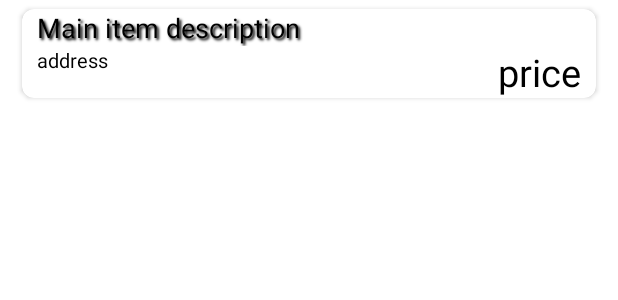
After one commit to OmerGeva/SubGet-client, an Android app: the layout card_layout.xml on its own in the app's theme, with its tools: preview values and no code run, on a phone screen of 412 x 824 dp. The commit adds this screen. Shown: the top 300 px of the screen. Run offline under Robolectric (Android 15) with nearby library versions, the phone set to English and light mode, and no system bars.

Commit message:
added cardView, recycler, modified bottomBar

```diff
--- a/app/build.gradle
+++ b/app/build.gradle
@@ -68,4 +68,8 @@ dependencies {
     // Test
     implementation 'androidx.legacy:legacy-support-v4:1.0.0'
 
+    // Glide
+    implementation 'com.github.bumptech.glide:glide:4.12.0'
+    annotationProcessor 'com.github.bumptech.glide:compiler:4.12.0'
+
 }
--- a/app/src/main/java/com/example/subget/home/HomeFragment.kt
+++ b/app/src/main/java/com/example/subget/home/HomeFragment.kt
@@ -5,6 +5,7 @@ import androidx.fragment.app.Fragment
 import android.view.LayoutInflater
 import android.view.View
 import android.view.ViewGroup
+import com.bumptech.glide.Glide
 import com.example.subget.R
 import com.example.subget.databinding.FragmentDetailsBinding
 import com.example.subget.databinding.FragmentHomeBinding
--- /dev/null
+++ b/app/src/main/res/drawable/rounded_corners.xml
@@ -0,0 +1,6 @@
+<?xml version="1.0" encoding="utf-8"?>
+<shape xmlns:android="http://schemas.android.com/apk/res/android">
+    <corners  android:radius="70dp"/>
+    <solid android:color="@color/white"></solid>
+    <stroke android:color="@color/black"/>
+</shape>
--- /dev/null
+++ b/app/src/main/res/layout/card_layout.xml
@@ -0,0 +1,84 @@
+<?xml version="1.0" encoding="utf-8"?>
+<androidx.cardview.widget.CardView
+    xmlns:android="http://schemas.android.com/apk/res/android"
+    android:layout_width="match_parent"
+    android:layout_height="wrap_content"
+    xmlns:app="http://schemas.android.com/apk/res-auto"
+    app:cardBackgroundColor="@color/white"
+    app:cardUseCompatPadding="true"
+    android:layout_marginHorizontal="10dp"
+    app:contentPadding="0dp"
+    app:cardCornerRadius="8dp">
+
+    <LinearLayout
+        android:layout_width="match_parent"
+        android:layout_height="match_parent"
+        android:background="@drawable/rounded_corners">
+
+
+
+        <LinearLayout
+            android:layout_width="match_parent"
+            android:layout_height="wrap_content"
+            android:layout_gravity="center"
+            android:orientation="vertical">
+            <ImageView
+                android:id="@+id/card_image"
+                android:layout_width="match_parent"
+                android:layout_height="wrap_content"/>
+
+            <TextView
+                android:layout_width="match_parent"
+                android:layout_height="wrap_content"
+                android:layout_marginHorizontal="10dp"
+                android:textSize="18sp"
+                android:text="Main item description"
+                android:textColor="@color/black"
+                android:shadowColor="#000"
+                android:shadowDx="2"
+                android:shadowDy="2"
+                android:shadowRadius="1.5"
+                android:id="@+id/card_title"/>
+            <LinearLayout
+                android:layout_width="match_parent"
+                android:layout_height="wrap_content"
+                android:weightSum="2"
+                android:orientation="horizontal">
+                <LinearLayout
+                    android:layout_width="match_parent"
+                    android:layout_height="match_parent"
+                    android:layout_weight="1"
+                    android:orientation="vertical">
+                    <TextView
+                        android:layout_width="match_parent"
+                        android:layout_height="wrap_content"
+                        android:textSize="13sp"
+                        android:layout_marginHorizontal="10dp"
+                        android:text="address"
+                        android:textColor="#000"
+                        android:shadowDx="2"
+                        android:shadowDy="2"
+                        android:shadowRadius="1.5"
+                        android:id="@+id/card_address"/>
+                </LinearLayout>
+                <LinearLayout
+                    android:layout_width="match_parent"
+                    android:layout_height="match_parent"
+                    android:layout_weight="1"
+                    android:orientation="vertical">
+                    <TextView
+                        android:layout_width="match_parent"
+                        android:layout_height="wrap_content"
+                        android:gravity="end"
+                        android:textSize="25sp"
+                        android:text="price"
+                        android:layout_marginHorizontal="10dp"
+                        android:textColor="#000"
+                        android:id="@+id/card_price"/>
+                </LinearLayout>
+            </LinearLayout>
+        </LinearLayout>
+
+    </LinearLayout>
+
+</androidx.cardview.widget.CardView>
--- a/app/src/main/res/layout/fragment_home.xml
+++ b/app/src/main/res/layout/fragment_home.xml
@@ -1,5 +1,6 @@
 <?xml version="1.0" encoding="utf-8"?>
 <FrameLayout xmlns:android="http://schemas.android.com/apk/res/android"
+    xmlns:app="http://schemas.android.com/apk/res-auto"
     xmlns:tools="http://schemas.android.com/tools"
     android:layout_width="match_parent"
     android:layout_height="match_parent"
@@ -12,4 +13,6 @@
         android:text="Home Fragment"
         android:textSize="30dp"/>
 
+
+
 </FrameLayout>
--- a/build.gradle
+++ b/build.gradle
@@ -1,7 +1,9 @@
 // Top-level build file where you can add configuration options common to all sub-projects/modules.
+
+
 plugins {
-    id 'com.android.application' version '7.1.2' apply false
-    id 'com.android.library' version '7.1.2' apply false
+    id 'com.android.application' version '7.1.3' apply false
+    id 'com.android.library' version '7.1.3' apply false
     id 'org.jetbrains.kotlin.android' version '1.6.21' apply false
 }
 
```
Also changed, not shown: app/src/main/java/com/example/subget/listings/ListingAdapter.kt (added, +61 -0 lines), app/src/main/java/com/example/subget/listings/ListingsFragment.kt (+33 -15 lines), app/src/main/res/layout/activity_main.xml (+11 -6 lines), app/src/main/res/layout/fragment_listings.xml (+28 -11 lines).
